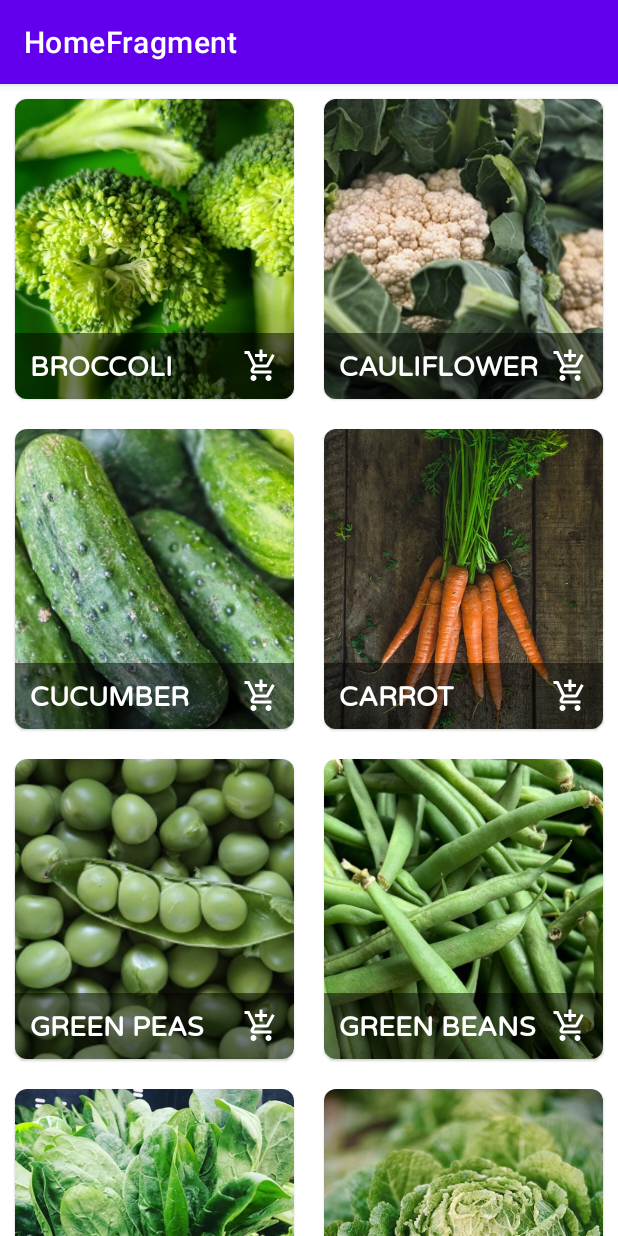
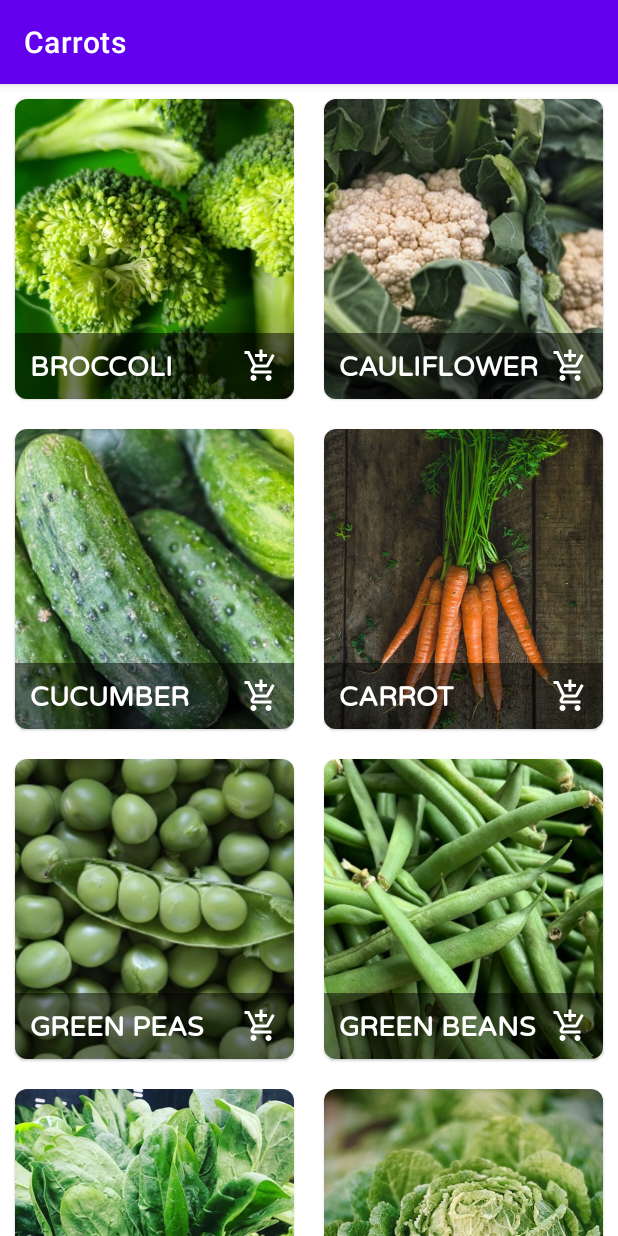
Before and after one commit to Teemone/Carrots, an Android app: the screen it shows after launch (MainActivity), on a phone screen of 412 x 824 dp. Run offline under Robolectric (Android 15) with nearby library versions, the phone set to English and light mode, and no system bars; our stand-ins replace data binding, navigation-ui.

Commit message:
Modified the backstack using the navigation components lib

```diff
--- a/app/src/main/res/navigation/nav_graph.xml
+++ b/app/src/main/res/navigation/nav_graph.xml
@@ -8,7 +8,7 @@
     <fragment
         android:id="@+id/homeFragment"
         android:name="com.example.carrots.ui.HomeFragment"
-        android:label="HomeFragment" >
+        android:label="@string/app_name">
         <action
             android:id="@+id/action_homeFragment_to_orderSpecificationsFragment"
             app:destination="@id/orderSpecificationsFragment" />
@@ -16,17 +16,31 @@
     <fragment
         android:id="@+id/orderSpecificationsFragment"
         android:name="com.example.carrots.ui.OrderSpecificationsFragment"
-        android:label="OrderSpecificationsFragment" >
+        android:label="@string/fragment_label">
         <argument
             android:name="id"
             app:argType="integer" />
         <action
             android:id="@+id/action_orderSpecificationsFragment_to_contactInformationFragment"
             app:destination="@id/contactInformationFragment" />
+        <action
+            android:id="@+id/action_orderSpecificationsFragment_to_homeFragment"
+            app:destination="@id/homeFragment"
+            app:popUpTo="@id/homeFragment"
+            app:popUpToInclusive="true" />
+        <argument
+            android:name="name"
+            app:argType="string" />
     </fragment>
     <fragment
         android:id="@+id/contactInformationFragment"
         android:name="com.example.carrots.ui.ContactInformationFragment"
-        android:label="fragment_contact_information"
-        tools:layout="@layout/fragment_contact_information" />
+        android:label="@string/contact_info"
+        tools:layout="@layout/fragment_contact_information">
+        <action
+            android:id="@+id/action_contactInformationFragment_to_homeFragment"
+            app:destination="@id/homeFragment"
+            app:popUpTo="@id/homeFragment"
+            app:popUpToInclusive="true" />
+    </fragment>
 </navigation>
```
